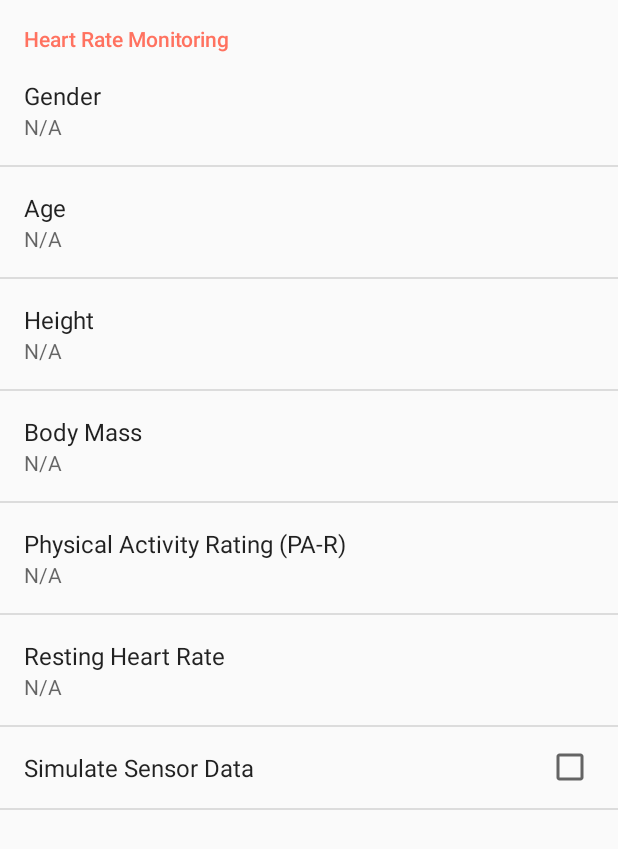
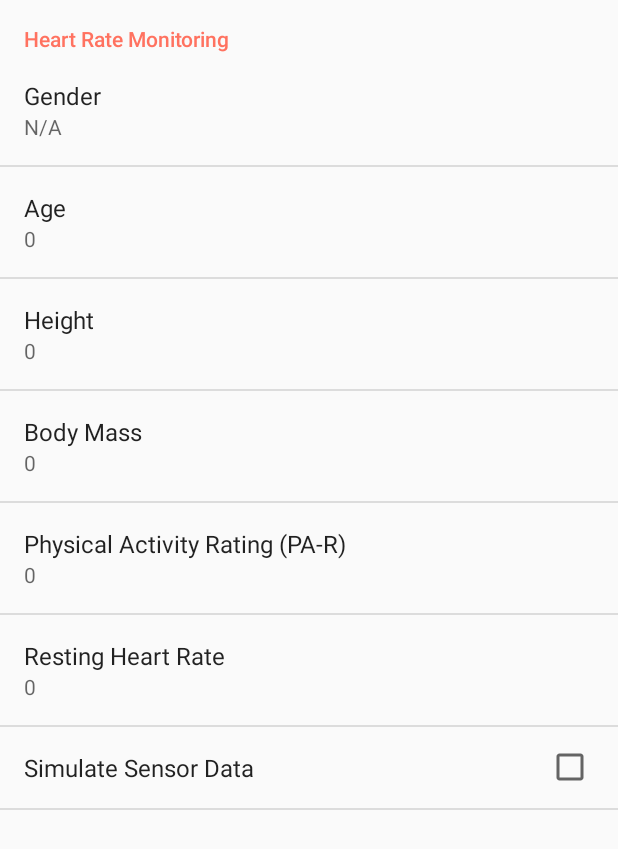
Before and after one commit to EvaJobst/MobileSports, an Android app: the SettingsActivity screen opened directly, with no data from a screen before it, on a phone screen of 412 x 824 dp. Shown: the top 849 px of the screen. Run offline under Robolectric (Android 15) with nearby library versions, the phone set to English and light mode, and no system bars.

Commit message:
add IntEditTextPreference class to simplify handling of settings with type integer

```diff
--- /dev/null
+++ b/src/Mountaineer/app/src/main/java/at/fhooe/mos/mountaineer/ui/IntEditTextPreference.java
@@ -0,0 +1,30 @@
+package at.fhooe.mos.mountaineer.ui;
+
+import android.content.Context;
+import android.preference.EditTextPreference;
+import android.util.AttributeSet;
+
+public class IntEditTextPreference extends EditTextPreference {
+
+    public IntEditTextPreference(Context context) {
+        super(context);
+    }
+
+    public IntEditTextPreference(Context context, AttributeSet attrs) {
+        super(context, attrs);
+    }
+
+    public IntEditTextPreference(Context context, AttributeSet attrs, int defStyle) {
+        super(context, attrs, defStyle);
+    }
+
+    @Override
+    protected String getPersistedString(String defaultReturnValue) {
+        return String.valueOf(super.getPersistedInt(-1));
+    }
+
+    @Override
+    protected boolean persistString(String value) {
+        return super.persistInt(Integer.valueOf(value));
+    }
+}
--- a/src/Mountaineer/app/src/main/java/at/fhooe/mos/mountaineer/ui/TourActivity.java
+++ b/src/Mountaineer/app/src/main/java/at/fhooe/mos/mountaineer/ui/TourActivity.java
@@ -52,8 +52,6 @@ public class TourActivity extends AppCompatActivity {
         persistenceManager = new PersistenceManager(this);
         currentState = persistenceManager.getCurrentState();
         updateFragment();
-
-        PersistenceManager persistenceManager = new PersistenceManager(this);
     }
 
     @Override
--- a/src/Mountaineer/app/src/main/res/values/strings.xml
+++ b/src/Mountaineer/app/src/main/res/values/strings.xml
@@ -11,23 +11,23 @@
 
     <string name="preference_age_title">Age</string>
     <string name="preference_age_key">preferenceAge</string>
-    <string name="preference_age_default">N/A</string>
+    <string name="preference_age_default">0</string>
 
     <string name="preference_height_title">Height</string>
     <string name="preference_height_key">preferenceHeight</string>
-    <string name="preference_height_default">N/A</string>
+    <string name="preference_height_default">0</string>
 
     <string name="preference_mass_title">Body Mass</string>
     <string name="preference_mass_key">preferenceBodyMass</string>
-    <string name="preference_mass_default">N/A</string>
+    <string name="preference_mass_default">0</string>
 
     <string name="preference_par_title">Physical Activity Rating (PA-R)</string>
     <string name="preference_par_key">preferencePar</string>
-    <string name="preference_par_default">N/A</string>
+    <string name="preference_par_default">0</string>
 
     <string name="preference_restinghr_title">Resting Heart Rate</string>
     <string name="preference_restinghr_key">preferenceRestingHeartRate</string>
-    <string name="preference_restinghr_default">N/A</string>
+    <string name="preference_restinghr_default">0</string>
 
     <string name="preference_simulate_title">Simulate Sensor Data</string>
     <string name="preference_simulate_key">preferenceSimulateSensorData</string>
--- a/src/Mountaineer/app/src/main/res/xml/app_settings.xml
+++ b/src/Mountaineer/app/src/main/res/xml/app_settings.xml
@@ -12,31 +12,31 @@
             android:summary="%s"
             android:title="@string/preference_gender_title" />
 
-        <EditTextPreference
+        <at.fhooe.mos.mountaineer.ui.IntEditTextPreference
             android:defaultValue="@string/preference_age_default"
             android:key="@string/preference_age_key"
             android:title="@string/preference_age_title"
             android:inputType="number"/>
 
-        <EditTextPreference
+        <at.fhooe.mos.mountaineer.ui.IntEditTextPreference
             android:defaultValue="@string/preference_height_default"
             android:key="@string/preference_height_key"
             android:title="@string/preference_height_title"
             android:inputType="number"/>
 
-        <EditTextPreference
+        <at.fhooe.mos.mountaineer.ui.IntEditTextPreference
             android:defaultValue="@string/preference_mass_default"
             android:key="@string/preference_mass_key"
             android:title="@string/preference_mass_title"
             android:inputType="number"/>
 
-        <EditTextPreference
+        <at.fhooe.mos.mountaineer.ui.IntEditTextPreference
             android:defaultValue="@string/preference_par_default"
             android:key="@string/preference_par_key"
             android:title="@string/preference_par_title"
             android:inputType="number"/>
 
-        <EditTextPreference
+        <at.fhooe.mos.mountaineer.ui.IntEditTextPreference
             android:defaultValue="@string/preference_restinghr_default"
             android:key="@string/preference_restinghr_key"
             android:title="@string/preference_restinghr_title"
```
Also changed, not shown: src/Mountaineer/app/src/main/java/at/fhooe/mos/mountaineer/persistence/PersistenceManager.java (+15 -55 lines).
